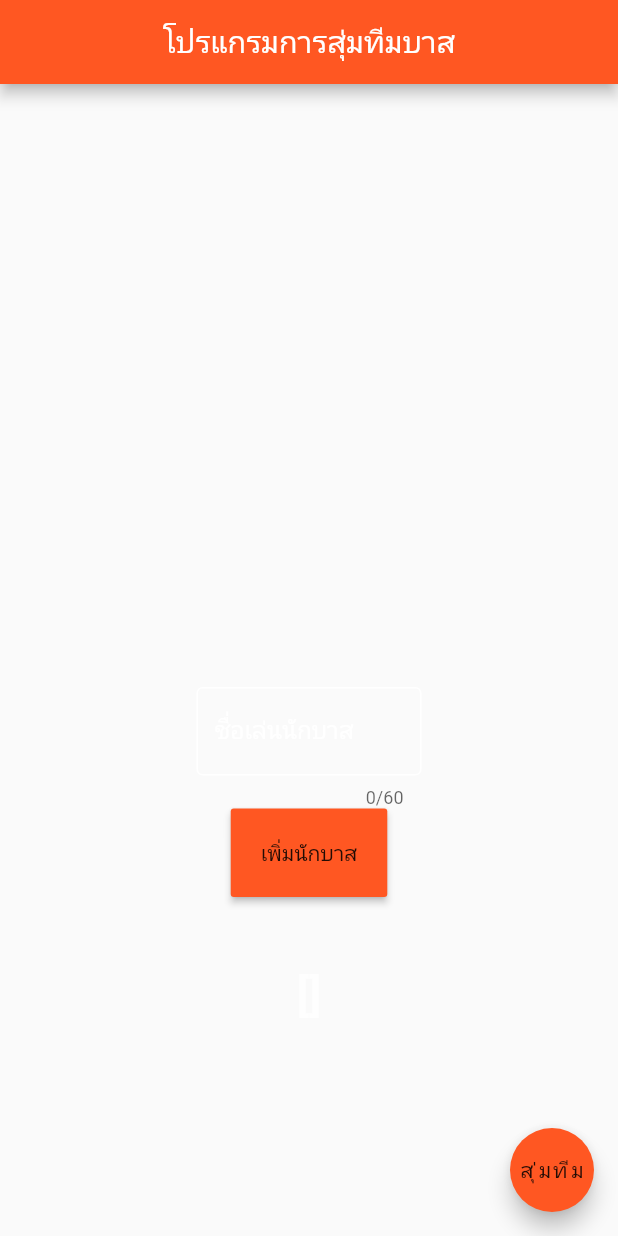
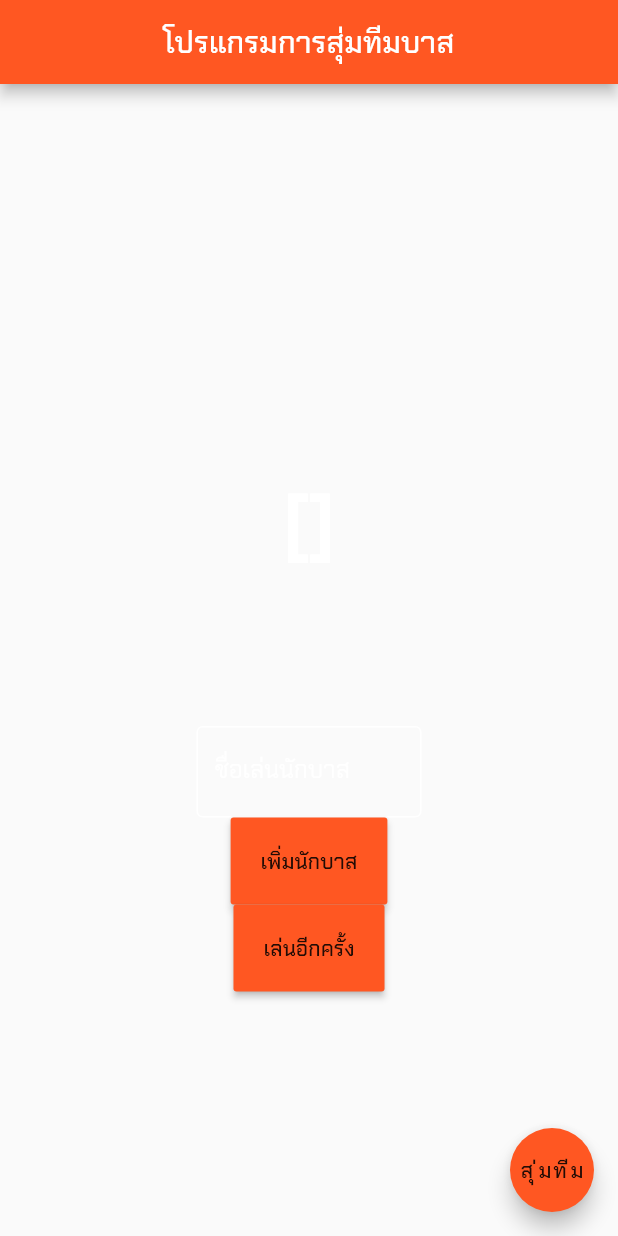
Before and after one commit to juniorpo/randomBasketballTeamProject, a Flutter app: the screen it shows after launch, after a tap on "เพิ่มนักบาส", on a phone screen of 412 x 824 dp. Run offline on Flutter 3.47's test engine with Material 2 defaults, Android fonts, the phone set to English and light mode, and no system bars; our stand-ins replace google_fonts.

Commit message:
Developer Version: Build #28 แก้ไขคำที่ผิดพลาด แก้ไข Font และอื่น ๆ เพิ่มฟังก์ชั่น 'เล่นอีกครั้ง' เพื่อไม่ให้เสียเวลาพิมพ์ชื่อผู้เล่นใหม่อีก ปรับปรุง UI เล็กน้อย

```diff
--- a/lib/main.dart
+++ b/lib/main.dart
@@ -1,5 +1,6 @@
 import 'package:flutter/material.dart';
 import 'dart:math';
+import 'package:google_fonts/google_fonts.dart';
 
 void main() {
   runApp(const MyApp());
@@ -7,29 +8,19 @@ void main() {
 
 class MyApp extends StatelessWidget {
   const MyApp({super.key});
-
-  // This widget is the root of your application.
   @override
   Widget build(BuildContext context) {
     return MaterialApp(
         title: 'โปรแกรมการสุ่มทีมบาส',
         theme: ThemeData(
-            // This is the theme of your application.
-            //
-            // Try running your application with "flutter run". You'll see the
-            // application has a blue toolbar. Then, without quitting the app, try
-            // changing the primarySwatch below to Colors.green and then invoke
-            // "hot reload" (press "r" in the console where you ran "flutter run",
-            // or simply save your changes to "hot reload" in a Flutter IDE).
-            // Notice that the counter didn't reset back to zero; the application
-            // is not restarted.
             primarySwatch: Colors.deepOrange,
-            primaryColor: Colors.deepOrange),
+            textTheme: GoogleFonts.chakraPetchTextTheme()
+        ),
         home: const RandomGenerate(),
         darkTheme: ThemeData.from(
             colorScheme: ColorScheme.fromSwatch(
                 primarySwatch: Colors.deepOrange,
-                backgroundColor: Colors.black87,
+                backgroundColor: Color.fromARGB(221, 10, 10, 24),
                 cardColor: Colors.white)));
   }
 }
@@ -55,7 +46,7 @@ class _RandomGenerateState extends State<RandomGenerate> {
             Column(mainAxisAlignment: MainAxisAlignment.center,children: [
               Container(
                 child: Center(
-                  child: Text(user,style: TextStyle(color: Colors.white,
+                  child: Text(player.toString(),style: TextStyle(color: Colors.white,
                       fontSize: 50,fontWeight: FontWeight.bold)),
                 ),margin: EdgeInsets.all(100),
               ),
@@ -68,26 +59,21 @@ class _RandomGenerateState extends State<RandomGenerate> {
                         enabledBorder: inputBorder(),labelStyle: TextStyle(color: Colors.white)
                         ,),
                       style:
-                      TextStyle(color: Colors.white70),maxLength: 60),
-
+                      TextStyle(color: Colors.white70)),
               )
               ,
           MaterialButton(onPressed: () {
             user = addPlayer();
+            player.last.toString();
           },color: Colors.deepOrange,
           padding: EdgeInsets.all(20)
           ,child: const Text('เพิ่มนักบาส',style: TextStyle(color: Colors.black87))),
           MaterialButton(onPressed: (){
             player = restorePlayer();
-          },),
-          Text(
-            player.toString(),
-            style: TextStyle(
-                color: Colors.white70,
-                fontSize: 30,
-                fontWeight: FontWeight.bold,
-                )
-          ),
+            player.toString();
+          },color: Colors.deepOrange,
+          padding: EdgeInsets.all(20)
+          ,child: const Text('เล่นอีกครั้ง',style: TextStyle(color: Colors.black87))),
         ]),
       ),
       floatingActionButton: FloatingActionButton(
@@ -104,6 +90,7 @@ class _RandomGenerateState extends State<RandomGenerate> {
   }
   addPlayer() {
     player.add(_textcontroller.text);
+    return player;
   }
 
   randomPlayerFunction(int length) {
@@ -118,7 +105,7 @@ class _RandomGenerateState extends State<RandomGenerate> {
 
   restorePlayer(){
     player.addAll(randomPlayer);
-    randomPlayer.removeRange(0, randomPlayer.length);
+    randomPlayer.clear();
     return player;
   }
 
--- a/pubspec.yaml
+++ b/pubspec.yaml
@@ -35,6 +35,7 @@ dependencies:
   # The following adds the Cupertino Icons font to your application.
   # Use with the CupertinoIcons class for iOS style icons.
   cupertino_icons: ^1.0.2
+  google_fonts: ^4.0.3
 
 dev_dependencies:
   flutter_test:
```
Also changed, not shown: pubspec.lock, 8 other files.
